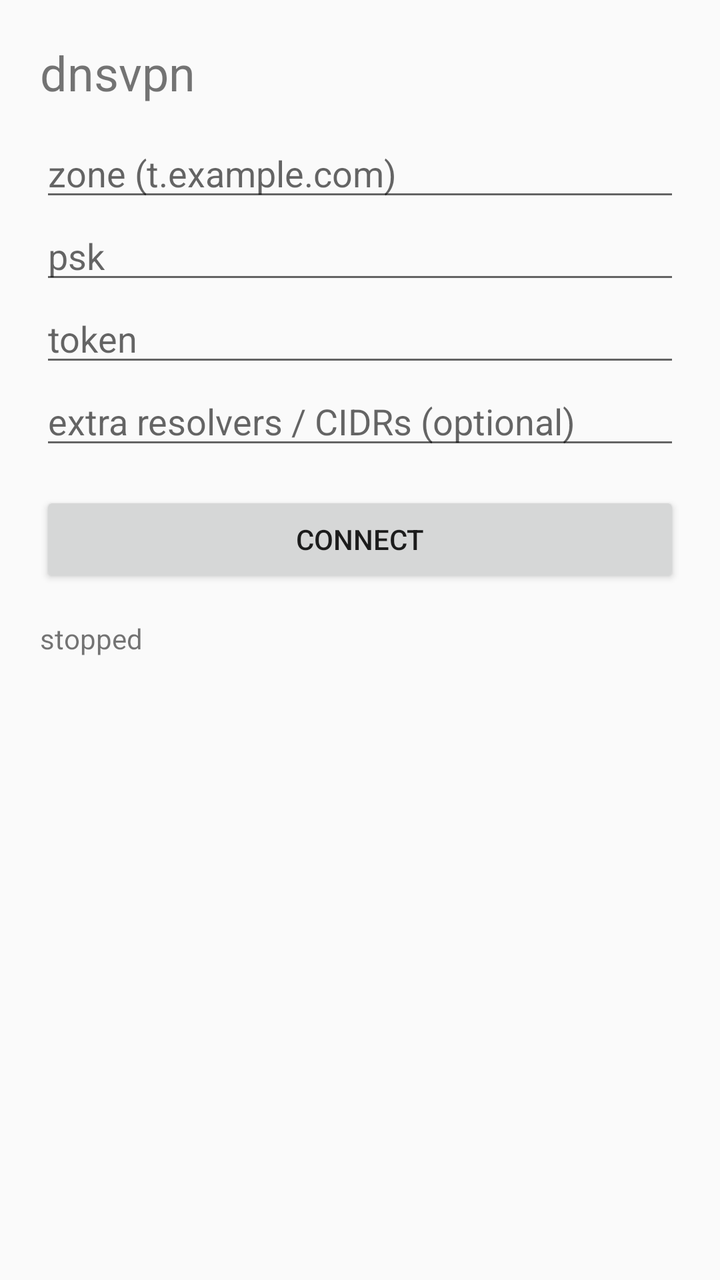
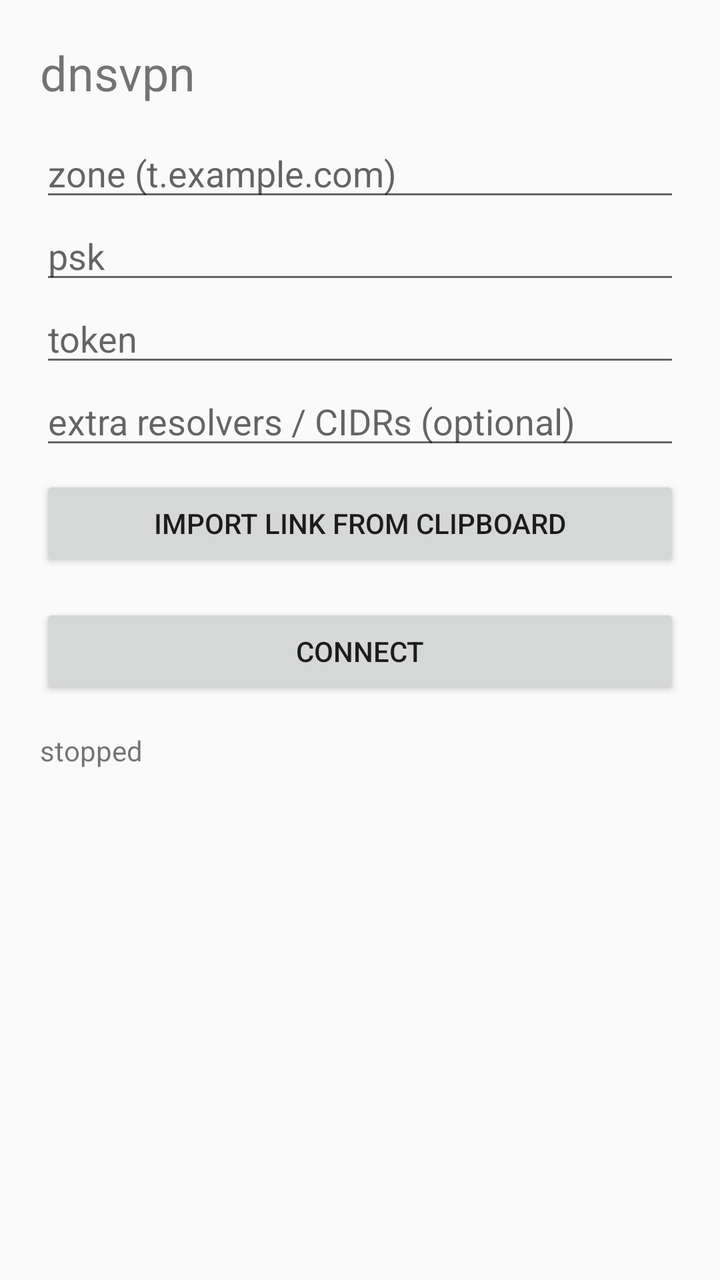

The first picture is an Android layout as it rendered before a commit; the second is the same layout after the commit. The layout source and the unified diff follow.
<!-- AndroidManifest.xml: application theme Theme.AppCompat.DayNight -->
<!-- res/layout/activity_main.xml -->
<?xml version="1.0" encoding="utf-8"?>
<ScrollView xmlns:android="http://schemas.android.com/apk/res/android"
    android:layout_width="match_parent"
    android:layout_height="match_parent">

    <LinearLayout
        android:layout_width="match_parent"
        android:layout_height="wrap_content"
        android:orientation="vertical"
        android:padding="20dp">

        <TextView
            android:layout_width="wrap_content"
            android:layout_height="wrap_content"
            android:text="dnsvpn"
            android:textSize="24sp"
            android:paddingBottom="12dp" />

        <EditText
            android:id="@+id/zone"
            android:layout_width="match_parent"
            android:layout_height="wrap_content"
            android:hint="zone (t.example.com)"
            android:inputType="textNoSuggestions" />

        <EditText
            android:id="@+id/psk"
            android:layout_width="match_parent"
            android:layout_height="wrap_content"
            android:hint="psk"
            android:inputType="textNoSuggestions" />

        <EditText
            android:id="@+id/token"
            android:layout_width="match_parent"
            android:layout_height="wrap_content"
            android:hint="token"
            android:inputType="textNoSuggestions" />

        <EditText
            android:id="@+id/candidates"
            android:layout_width="match_parent"
            android:layout_height="wrap_content"
            android:hint="extra resolvers / CIDRs (optional)"
            android:inputType="textNoSuggestions" />

        <Button
            android:id="@+id/toggle"
            android:layout_width="match_parent"
            android:layout_height="wrap_content"
            android:layout_marginTop="16dp"
            android:text="Connect" />

        <TextView
            android:id="@+id/status"
            android:layout_width="wrap_content"
            android:layout_height="wrap_content"
            android:layout_marginTop="16dp"
            android:text="stopped" />
    </LinearLayout>
</ScrollView>
<!-- resources referenced by this layout -->
<resources>

</resources>

<!-- the commit's change to res/layout/activity_main.xml (unified diff, before → after) -->
@@ -45,6 +45,13 @@
             android:inputType="textNoSuggestions" />
 
         <Button
+            android:id="@+id/importLink"
+            android:layout_width="match_parent"
+            android:layout_height="wrap_content"
+            android:layout_marginTop="8dp"
+            android:text="Import link from clipboard" />
+
+        <Button
             android:id="@+id/toggle"
             android:layout_width="match_parent"
             android:layout_height="wrap_content"
